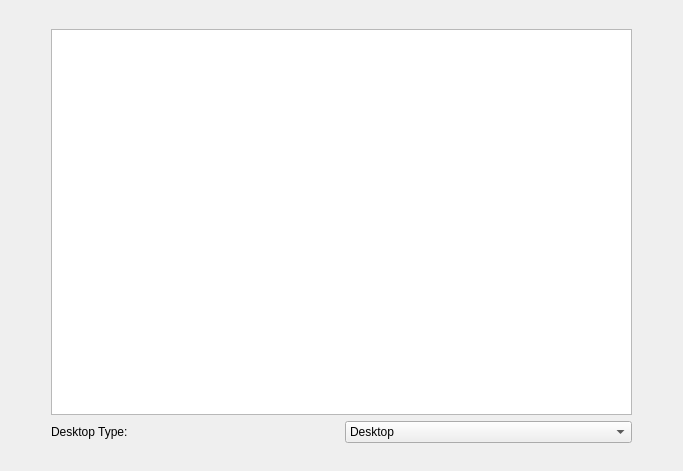
The window that kde4/kaptan4/src/gui/styleWidget.ui (pars-linux/uludag) describes before a commit, drawn with Qt 5.
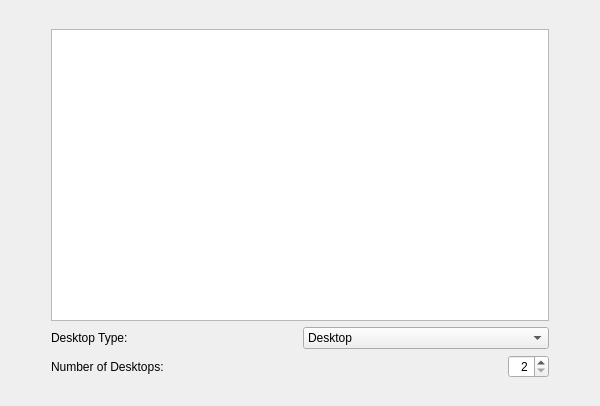
The same window after the commit.

Commit message: move multiple desktop settings to style screen

The edit to the form file:
```diff
--- a/kde4/kaptan4/src/gui/styleWidget.ui
+++ b/kde4/kaptan4/src/gui/styleWidget.ui
@@ -6,8 +6,8 @@
    <rect>
     <x>0</x>
     <y>0</y>
-    <width>683</width>
-    <height>471</height>
+    <width>600</width>
+    <height>406</height>
    </rect>
   </property>
   <property name="windowTitle">
@@ -76,6 +76,43 @@
        </item>
       </layout>
      </item>
+     <item>
+      <layout class="QHBoxLayout" name="horizontalLayout_2">
+       <item>
+        <widget class="QLabel" name="labelDesktopNumbers">
+         <property name="text">
+          <string>Number of Desktops:</string>
+         </property>
+        </widget>
+       </item>
+       <item>
+        <spacer name="horizontalSpacer_3">
+         <property name="orientation">
+          <enum>Qt::Horizontal</enum>
+         </property>
+         <property name="sizeHint" stdset="0">
+          <size>
+           <width>40</width>
+           <height>20</height>
+          </size>
+         </property>
+        </spacer>
+       </item>
+       <item>
+        <widget class="QSpinBox" name="spinBoxDesktopNumbers">
+         <property name="layoutDirection">
+          <enum>Qt::LeftToRight</enum>
+         </property>
+         <property name="alignment">
+          <set>Qt::AlignRight|Qt::AlignTrailing|Qt::AlignVCenter</set>
+         </property>
+         <property name="minimum">
+          <number>2</number>
+         </property>
+        </widget>
+       </item>
+      </layout>
+     </item>
     </layout>
    </item>
    <item row="1" column="3">
```
The commit also changes 5 other files.
